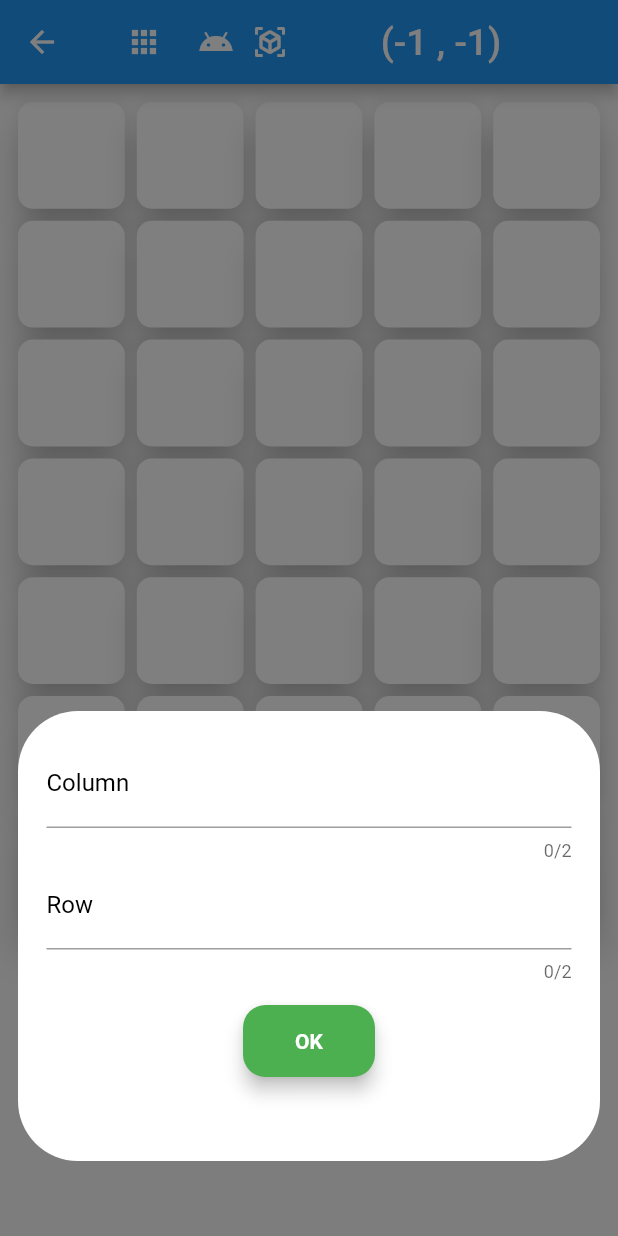
After one commit to xKwan/MDP3004, a Flutter app: the GridArena screen opened directly, after a tap on the "apps" icon, on a phone screen of 412 x 824 dp. The commit adds this screen. Run offline on Flutter 3.47's test engine with Material 2 defaults, Android fonts, the phone set to English and light mode, and no system bars; our stand-ins replace another_flushbar, flutter_bluetooth_serial, rxdart.

Commit message:
Merged Grid Arena Page

```diff
--- a/lib/Controls.dart
+++ b/lib/Controls.dart
@@ -5,7 +5,7 @@ import 'dart:typed_data';
 import 'package:flutter/material.dart';
 import 'package:flutter_bluetooth_serial/flutter_bluetooth_serial.dart';
 import 'package:mdp3004/MainPage.dart';
-import 'BluetoothConnection.dart';
+import '../BluetoothConnection.dart';
 // import 'BluetoothBroadcastState.dart';
 
 class ControlsPage extends StatefulWidget {
--- /dev/null
+++ b/lib/GridArena.dart
@@ -0,0 +1,470 @@
+import 'dart:convert';
+import 'dart:typed_data';
+
+import 'package:flutter/cupertino.dart';
+import 'package:flutter/material.dart';
+import 'package:mdp3004/helpers/CustomDialog.dart';
+import 'BluetoothConnection.dart';
+
+enum action {
+  UNKNOWN, ADD, REMOVE, PLACE, RESIZE, BORDER
+}
+
+
+class _Message {
+  int whom;
+  String text;
+
+  _Message(this.whom, this.text);
+}
+
+class GridArena extends StatefulWidget {
+   @override
+   _GridArenaState createState() => _GridArenaState();
+
+ }
+
+ class _GridArenaState extends State<GridArena> {
+
+  int _columns = 5;
+  int _rows = 7;
+
+  List<int> _index = [];
+  int _robot = -1;
+  var _action = action.UNKNOWN;
+
+  Border _border = Border();
+  var _cards = new Map();
+
+  Map<int, Obstacle> obstacles = {};
+
+  static final clientID = 0;
+  var connection  = BluetoothStateBroadcastWrapper.connection ;
+  // var server;
+
+  List<_Message> messages = List<_Message>.empty(growable: true);
+
+  final TextEditingController textEditingController =
+  new TextEditingController();
+  final ScrollController listScrollController = new ScrollController();
+
+  bool isConnecting = true;
+  bool get isConnected => (connection!=null ? true : false);
+
+  bool isDisconnecting = false;
+
+  @override
+  void initState() {
+    super.initState();
+
+    try{
+      if (connection != null){
+        listenToStream();
+      }
+
+    } catch (e) {
+      print(e);
+    }
+  }
+
+
+  void listenToStream() {
+
+    setState(() {
+      isConnecting = false;
+      isDisconnecting = false;
+    });
+
+    Broadcast.instance.btStateStream.listen(_onDataReceived).onDone(() {
+
+      if (isDisconnecting) {
+        print('Disconnecting locally!');
+        // dispose();
+      } else {
+        print('Disconnected remotely!');
+      }
+      if (this.mounted) {
+        setState(() {});
+      }
+
+    });
+  }
+
+  Widget dragTarget(context, index) =>
+      DragTarget<Obstacle>(
+          builder: (context, candidateData, rejectedData) => Container(
+              child:
+              //Check if robot has been placed
+              _robot == index?
+              Icon( Icons.android,
+                  color: Colors.deepOrange) :
+              //Else check if obstacle has been placed
+              _index.contains(index)?
+              Text(obstacles[index]!.id.toString(),
+                  style: TextStyle(color: Colors.white))
+                  : null,
+          ),
+          onWillAccept: (data) => true,
+          onAccept: (data) {
+            setState(() {
+              if(data.action == action.ADD){
+                _index.add(index);
+                data = Obstacle.updateIndex(data, index);
+                obstacles.addAll({index: data});
+                print(obstacles);
+
+                _sendMessage("ADD, $index, ("+getObstacleCoordinates(obstacles[index]!)["x"].toString()+", "+getObstacleCoordinates(obstacles[index]!)["y"].toString()+")");
+              }
+
+            });
+          }
+      );
+
+  Widget rebuildCard(BuildContext context, index) =>
+        Card(
+          color: (_index.contains(index)) ? Colors.blueGrey : Colors.white,
+          elevation: 10,
+          shape: RoundedRectangleBorder(
+          borderRadius: BorderRadius.circular(10.0),
+          ),
+
+            child: Container(
+              decoration: BoxDecoration(
+                  border: (
+                    //Check if obstacle exists
+                    _index.contains(index)) ?
+
+                    //If exists, is the obstacle facing up?
+                    obstacles[index]!.direction == "N" ? Border(
+                    top: BorderSide(width: 5, color: Colors.red)
+                    ):
+                    //If exists, is the obstacle facing down?
+                    obstacles[index]!.direction == "S" ? Border(
+                    bottom: BorderSide(width: 5, color: Colors.red)
+                    ):
+                    //If exists, is the obstacle facing left?
+                    obstacles[index]!.direction == "W" ? Border(
+                    left: BorderSide(width: 5, color: Colors.red)
+                    ):
+                    //If exists, is the obstacle facing right?
+                    obstacles[index]!.direction == "E" ? Border(
+                    right: BorderSide(width: 5, color: Colors.red)
+                    ):
+                    //If does not exist or if direction not specified, return null
+                    null : Border()
+              ),
+              height: 100,
+              width: 100,
+              child: Center(
+                child: _index.contains(index)? Draggable<Obstacle>(
+                  data: Obstacle.updateAction(obstacles[index]!, action.REMOVE),
+                  child: dragTarget(context, index),
+                  feedback: Material(child: Icon(Icons.view_in_ar, color: Colors.black) ),
+                ): dragTarget(context, index),
+            ),
+          ),
+        );
+
+
+    Map<String, int> getRobotCoordinates () {
+      Map<String, int> cord = {"x": -1, "y": -1};
+      if (_robot != -1){
+        cord["x"] = _robot%_columns;
+        cord["y"] = (_robot/_columns).floor();
+      }
+      return cord;
+    }
+    Map<String, int> getObstacleCoordinates (Obstacle ob) {
+
+      Map<String, int> cord = {"x": -1, "y": -1};
+      if (ob.index != -1){
+        cord["x"] = ob.index%_columns;
+        cord["y"] = (ob.index/_columns).floor();
+      }
+      return cord;
+    }
+
+   @override
+   Widget build(BuildContext context) {
+     int obstID = obstacles.entries.length;
+
+     return Scaffold(
+       appBar: AppBar(
+         title: DragTarget<Obstacle>(
+            builder: (context, candidateData, rejectedData) => Container(
+             alignment: Alignment.center,
+             child: Row(
+              children: <Widget>[
+
+                 //Change dimension of grid
+                 IconButton(onPressed: () async => {
+                   await CustomDialog.showDialog(context).then((gridVal) =>
+                     setState(() {
+                       print("Set");
+                       _columns = gridVal["column"]!;
+                       _rows = gridVal["row"]!;
+                     })
+                   ),
+
+                  }, icon: Icon(Icons.apps)),
+
+                 //Place robot
+                 IconButton(onPressed: () => {
+                   if(_action == action.PLACE)
+                     _action = action.UNKNOWN
+                   else
+                    _action = action.PLACE
+                 }, icon: Icon(Icons.android_rounded)),
+
+                 //Place Obstacle
+                 Draggable<Obstacle>(
+                   data: new Obstacle(id: obstID++, action: action.ADD),
+                   child: Container(
+                          decoration: BoxDecoration(
+                            borderRadius: BorderRadius.circular(10)),
+                              child: Icon(Icons.view_in_ar)
+                          ),
+                   feedback: Material(child: Icon(Icons.view_in_ar, color: Colors.black) ),
+                 ),
+
+                Expanded(
+                  flex: 5,
+                  child: Container(
+                    child: Text("("+
+                      getRobotCoordinates()["x"].toString()+" , "+
+                        getRobotCoordinates()["y"].toString()+")",
+                      style: TextStyle(
+                        fontSize: 25.0,
+                      ),
+                      // maxLines: 2,   // TRY THIS
+                      textAlign: TextAlign.center,
+                    ),
+                  ),
+                ),
+              ],
+             ),
+            ),
+             onWillAccept: (data) => true,
+             onAccept: (data) {
+               setState(() {
+                 if(data.action == action.REMOVE){
+
+                   _index.remove(data.index);
+                   obstacles.remove(data.index);
+                   print(obstacles);
+
+                   _sendMessage("SUB, "+data.index.toString());
+                }
+              });
+            }
+         ),
+       ),
+         body: Padding(
+           padding: const EdgeInsets.all(8.0),
+           child: Container(
+             // height: MediaQuery.of(context).size.height*.95,
+             // width: MediaQuery.of(context).size.width*.7,
+             child: GridView.count(
+               childAspectRatio: 1,
+               crossAxisCount: _columns,
+               children: List.generate(_rows*_columns, (index) {
+                 return InkWell(
+                   onTap: () => {
+                     setState (() {
+                       print(index);
+                       // if (_action == action.ADD)
+                       //    _index.add(index);
+                       // else if (_action == action.REMOVE)
+                       //   _index.remove(index);
+                       if (_action == action.PLACE) {
+                         _robot = index;
+                       }
+                     })
+                   },
+                   child: GestureDetector(
+                     onLongPressMoveUpdate: (updates) => {
+                        setState(() {
+                          if(updates.localOffsetFromOrigin.dx > 0 && updates.localOffsetFromOrigin.dy !> updates.localOffsetFromOrigin.dx){
+                            Obstacle.updateDirection(obstacles[index]!, "S");
+
+                            _sendMessage("FACE, $index, S");
+                          }
+                          else if(updates.localOffsetFromOrigin.dx < 0 && updates.localOffsetFromOrigin.dy !> updates.localOffsetFromOrigin.dx){
+                            Obstacle.updateDirection(obstacles[index]!, "W");
+
+                            _sendMessage("FACE, $index, W");
+
+                          }
+                          else if(updates.localOffsetFromOrigin.dy > 0){
+                            Obstacle.updateDirection(obstacles[index]!, "E");
+
+                            _sendMessage("FACE, $index, E");
+
+                          }
+                          else if(updates.localOffsetFromOrigin.dy < 0){
+                            Obstacle.updateDirection(obstacles[index]!, "N");
+
+                            _sendMessage("FACE, $index, N");
+
+                          }
+                        })
+
+                      },
+
+                     child: rebuildCard(context, index)
+                   ),
+                 );
+               }),
+
+             ),
+           ),
+         ));
+   }
+
+  void _onDataReceived(Uint8List data) {
+    // Allocate buffer for parsed data
+    int backspacesCounter = 0;
+    data.forEach((byte) {
+      if (byte == 8 || byte == 127) {
+        backspacesCounter++;
+      }
+    });
+    Uint8List buffer = Uint8List(data.length - backspacesCounter);
+    int bufferIndex = buffer.length;
+
+    // Apply backspace control character
+    backspacesCounter = 0;
+    for (int i = data.length - 1; i >= 0; i--) {
+      if (data[i] == 8 || data[i] == 127) {
+        backspacesCounter++;
+      } else {
+        if (backspacesCounter > 0) {
+          backspacesCounter--;
+        } else {
+          buffer[--bufferIndex] = data[i];
+        }
+      }
+    }
+
+    // Create message if there is new line character
+    String dataString = String.fromCharCodes(buffer);
+
+    print("dataString");
+    print(dataString);
+
+    setState(() {
+      // messages.add(_Message(1, dataString));
+      print(_robot);
+      if(dataString == 'f'){
+        if (_robot < _columns);
+        else {
+          _robot = (_robot-_columns);
+          print(_robot);
+        }
+      }
+
+      else if (dataString == 'b'){
+        if (_robot >= (_columns*(_rows-1)));
+        else {
+          _robot = (_robot+_columns);
+          print(_robot);
+        }
+      }
+
+      else if (dataString == 'l'){
+        if (_robot%_columns != 0) {
+          _robot = _robot-1;
+        }
+      }
+
+      else if (dataString == 'r'){
+        if (_robot%_columns != _columns-1) {
+          _robot = _robot+1;
+        }
+      }
+
+      else if (dataString.split(',')[0] == "TARGET"){
+        if (obstacles[dataString.split(',')[1]]!=null){
+          Obstacle data = Obstacle.updateId(obstacles[dataString.split(',')[1]]!, obstacles[dataString.split(',')[2]]);
+          obstacles.update(int.parse(dataString.split(',')[1]), (value) => data);
+
+        } else {
+          Obstacle data = new Obstacle(id: int.parse(dataString.split(',')[2]), index: int.parse(dataString.split(',')[1]), action: action.UNKNOWN );
+          _index.add(int.parse(dataString.split(',')[1]));
+          obstacles.addAll({int.parse(dataString.split(',')[1]): data});
+
+        }
+
+        try {
+          Obstacle data = Obstacle.updateDirection(obstacles[dataString.split(',')[1]]!, dataString.split(',')[3].toString());
+          obstacles.update(int.parse(dataString.split(',')[1]), (value) => data);
+
+        } catch (e) {
+          print(e);
+        }
+      }
+
+    });
+  }
+
+  void _sendMessage(String text) async {
+    text = text.trim();
+    textEditingController.clear();
+
+    if (text.length > 0) {
+      try {
+        connection!.output.add(Uint8List.fromList(utf8.encode(text)));
+        await connection!.output.allSent;
+
+        setState(() {
+          messages.add(_Message(clientID, text));
+        });
+
+        Future.delayed(Duration(milliseconds: 333)).then((_) {
+          listScrollController.animateTo(
+              listScrollController.position.maxScrollExtent,
+              duration: Duration(milliseconds: 333),
+              curve: Curves.easeOut);
+        });
+      } catch (e) {
+        // Ignore error, but notify state
+        setState(() {});
+      }
+    }
+  }
+ }
+
+class Obstacle {
+  var index;
+  var id;
+  var direction;
+  var action;
+
+  // get oid => this.id;
+  // get dir => this.direction;
+
+  static Obstacle updateAction(Obstacle obstacle, action) {
+    obstacle.action = action;
+    return obstacle;
+  }
+
+  static Obstacle updateIndex(Obstacle obstacle, index) {
+
+    obstacle.index = index;
+    return obstacle;
+  }
+
+  static Obstacle updateId(Obstacle obstacle, id) {
+
+    obstacle.id = id;
+    return obstacle;
+  }
+
+  static Obstacle updateDirection(Obstacle obstacle, dir) {
+
+    obstacle.direction = dir;
+    return obstacle;
+  }
+
+  Obstacle( {required this.id, this.index, this.direction, required this.action} );
+}
--- /dev/null
+++ b/lib/helpers/CustomDialog.dart
@@ -0,0 +1,139 @@
+import 'package:flutter/cupertino.dart';
+import 'package:flutter/material.dart';
+import 'package:mdp3004/helpers/Util.dart';
+
+class CustomDialog {
+  static Future<Map<String, int>> showDialog(BuildContext context) {
+    TextEditingController _columnController = TextEditingController();
+    TextEditingController _rowController = TextEditingController();
+    Map<String, int> gridVal = {};
+    bool _validate = false;
+
+    showGeneralDialog(
+      barrierLabel: "Barrier",
+      barrierDismissible: true,
+      barrierColor: Colors.black.withOpacity(0.5),
+      transitionDuration: Duration(milliseconds: 700),
+      context: context,
+      pageBuilder: (_, __, ___) {
+        return Align(
+            alignment: Alignment.bottomCenter,
+            child: Container(
+              height: 300,
+              child: SizedBox.expand(
+                  child: Padding(
+                    padding: const EdgeInsets.all(15.0),
+                    child: Card(
+                      shadowColor: Colors.transparent,
+                      child: Column(
+                        children: <Widget>[
+                          TextField(
+                            maxLength: 2,
+                            controller: _columnController,
+                            decoration: InputDecoration(
+                              focusedBorder: UnderlineInputBorder(
+                                  borderSide: BorderSide(
+                                      color: Colors.black
+                                  )
+                              ),
+                              hintText: "10",
+                              labelText: "Column",
+                              labelStyle: TextStyle(
+                                  color: Colors.black
+                              ),
+                              hintStyle: TextStyle(
+                                  color: Colors.grey
+                              ),
+                            ),
+                          ),
+                          TextField(
+                            maxLength: 2,
+                            controller: _rowController,
+                            decoration: InputDecoration(
+                              focusedBorder: UnderlineInputBorder(
+                                  borderSide: BorderSide(
+                                      color: Colors.black
+                                  ),
+                              ),
+                              hintText: "15",
+                              labelText: "Row",
+                              labelStyle: TextStyle(
+                                  color: Colors.black
+                              ),
+                              hintStyle: TextStyle(
+                                  color: Colors.grey
+                              ),
+                            ),
+                          ),
+                          Padding(
+                            padding: const EdgeInsets.only(top: 15.0),
+                            child: Material(
+                              elevation: 5,
+                              borderRadius: BorderRadius.circular(15),
+                              color: Colors.green,
+                              child: MaterialButton(
+                                padding: EdgeInsets.all(15.0),
+                                child: Text('OK',
+                                textAlign: TextAlign.center,
+                                style: TextStyle(
+                                  // fontSize: ,
+                                  color: Colors.white,
+                                  fontWeight: FontWeight.bold,
+                                )),
+                                onPressed: () async {
+                                  print(_rowController.text);
+                                  print(_columnController.text);
+                                  if(_rowController.text!.isNotEmpty && _columnController.text!.isNotEmpty){
+                                    try {
+                                      if(_rowController.text=="0" || _columnController.text=="0")
+                                        throw Exception("Row and column cannot be 0");
+                                      else if(int.parse(_rowController.text)>20 || int.parse(_columnController.text)>20)
+                                        throw Exception("Row and column cannot be more than 20");
+
+                                      gridVal.addAll({"row":int.parse(_rowController.text), "column":int.parse(_columnController.text)});
+                                      Navigator.of(context).pop();
+
+                                    } catch (e) {
+                                      Utils.showSnackBar(
+                                        context,
+                                        text: 'Please enter a number between 1 to 20.',
+                                        color: Colors.white70.withOpacity(0.5),
+                                      );                                    }
+                                  } else {
+                                    Utils.showSnackBar(
+                                      context,
+                                      text: 'Field cannot be empty.',
+                                      color: Colors.white70.withOpacity(0.5),
+                                    );
+                                  }
+
+                                },
+                              ),
+                            ),
+                          )
+
+                        ],
+                      ),
+                    ),
+                  )
+              ),
+              margin: EdgeInsets.only(bottom: 50, left: 12, right: 12),
+              decoration: BoxDecoration(
+                color: Colors.white,
+                borderRadius: BorderRadius.circular(40),
+              ),
+            ),
+        );
+      },
+      transitionBuilder: (_, anim, __, child) {
+        return SlideTransition(
+          position: Tween(begin: Offset(0, 1), end: Offset(0, 0)).animate(anim),
+          child: child,
+        );
+      },
+    );
+
+    return Future.value(gridVal);
+
+  }
+}
--- /dev/null
+++ b/lib/helpers/Util.dart
@@ -0,0 +1,37 @@
+import 'package:flutter/material.dart';
+import 'package:another_flushbar/flushbar.dart';
+
+class Utils {
+  static final List<Flushbar> flushBars = [];
+
+  static void showSnackBar(
+      BuildContext context, {
+        required String text,
+        required Color color,
+      }) =>
+      _show(
+        context,
+        Flushbar(
+          //padding: EdgeInsets.all(24),
+          messageText: Center(
+              child: Text(
+                text,
+                style: TextStyle(color: Colors.black, fontSize: 18),
+              )),
+          duration: Duration(seconds: 3),
+          flushbarPosition: FlushbarPosition.BOTTOM,
+          backgroundColor: color,
+          barBlur: 1,
+          borderRadius: BorderRadius.circular(10),
+          animationDuration: Duration(microseconds: 0),
+        ),
+      );
+
+  static Future _show(BuildContext context, Flushbar newFlushBar) async {
+    await Future.wait(flushBars.map((flushBar) => flushBar.dismiss()).toList());
+    flushBars.clear();
+
+    newFlushBar.show(context);
+    flushBars.add(newFlushBar);
+  }
+}
```
Also changed, not shown: lib/MainPage.dart (+23 -3 lines), pubspec.yaml (+9 -6 lines), pubspec.lock, 2 other files.
